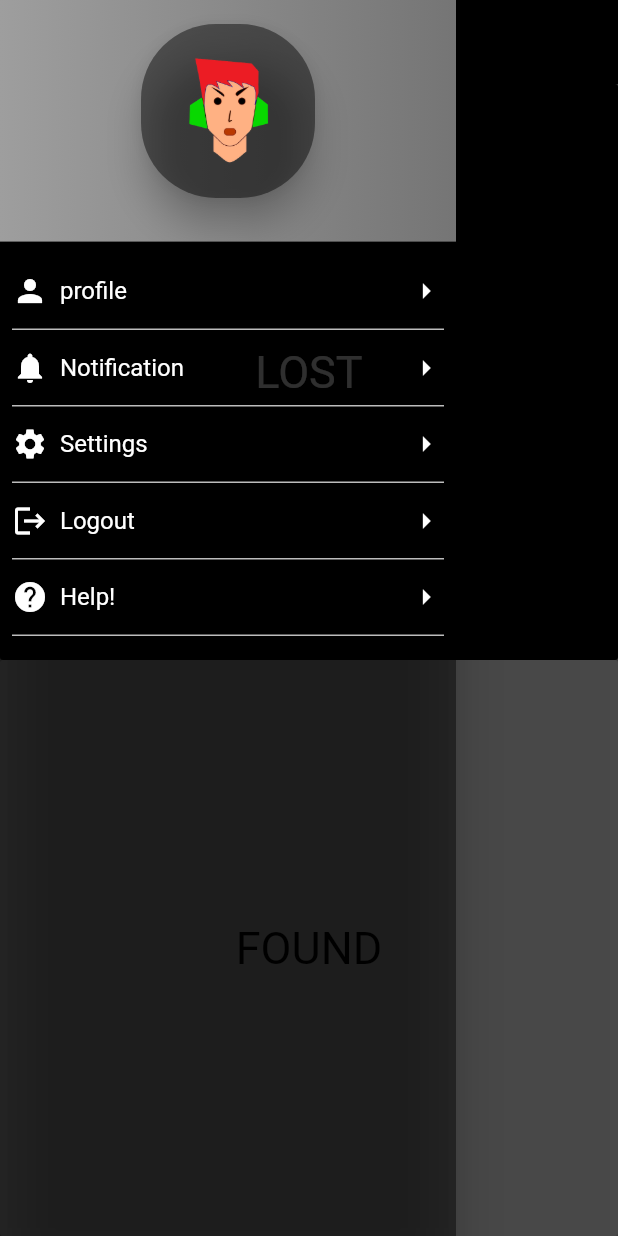
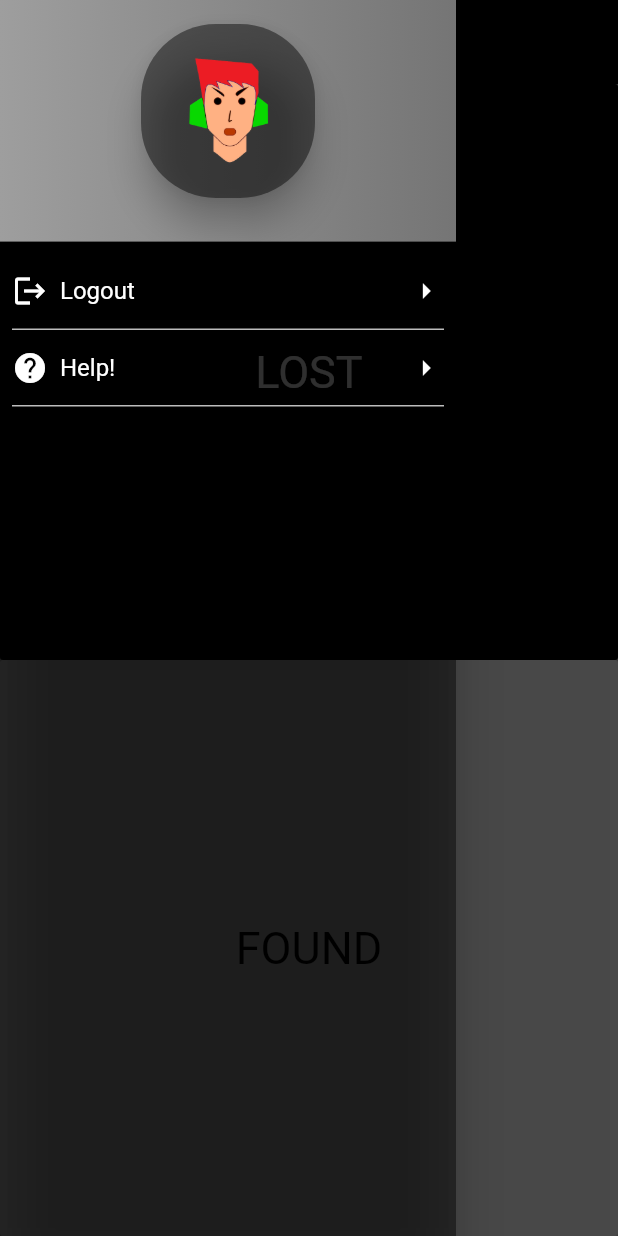
Before and after one commit to Tusharcoder18/lost_found_app, a Flutter app: the screen it shows once a user with an empty profile is signed in, with the side drawer open, on a phone screen of 412 x 824 dp. Run offline on Flutter 3.47's test engine with Material 2 defaults, Android fonts, the phone set to English and light mode, and no system bars; our stand-ins replace cloud_firestore, firebase_auth, firebase_core, firebase_storage, font_awesome_flutter, google_sign_in; missing offline and left inert: flutter_facebook_login; accounts and stored records are empty; Roboto replaces fonts that are missing (OpenSans).

```diff
--- a/lib/screens/landing_screen.dart
+++ b/lib/screens/landing_screen.dart
@@ -39,9 +39,6 @@ class LandingScreen extends StatelessWidget {
                 ),
               ),
             ),
-            CustomListTile(Icons.person, 'profile', () => {}),
-            CustomListTile(Icons.notifications, 'Notification', () => {}),
-            CustomListTile(Icons.settings, 'Settings', () => {}),
             CustomListTile(Icons.logout, 'Logout',
                 () => {context.read<AuthenticationService>().signOutFromAll()}),
             CustomListTile(Icons.help, 'Help!', () => {})
```
